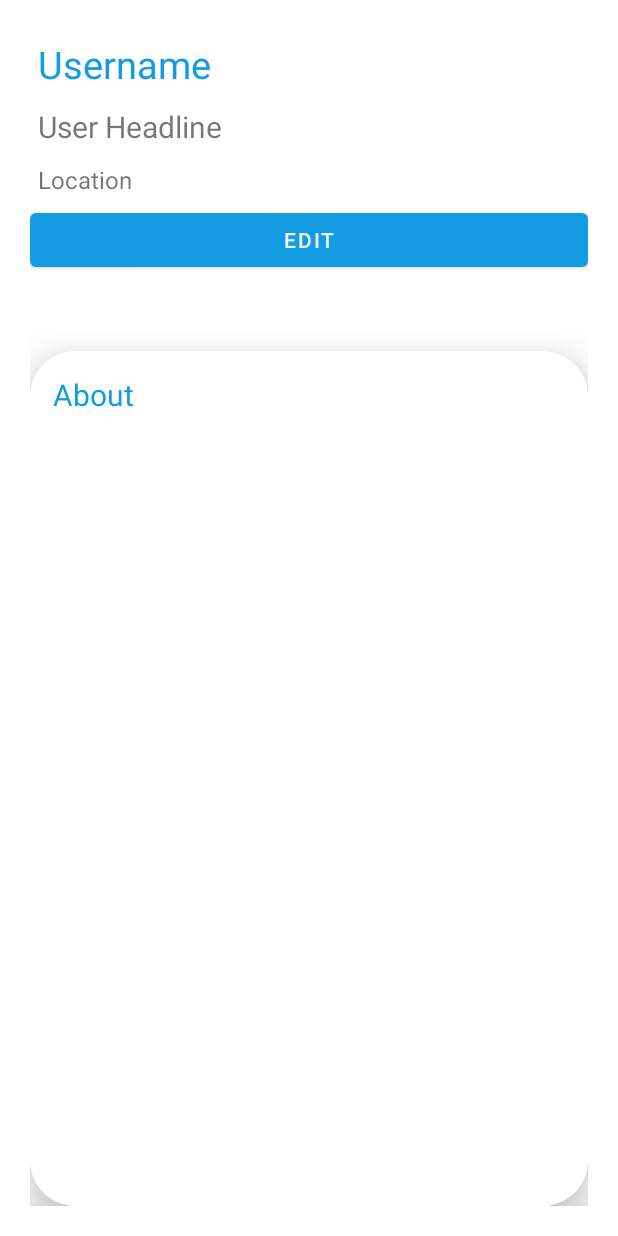
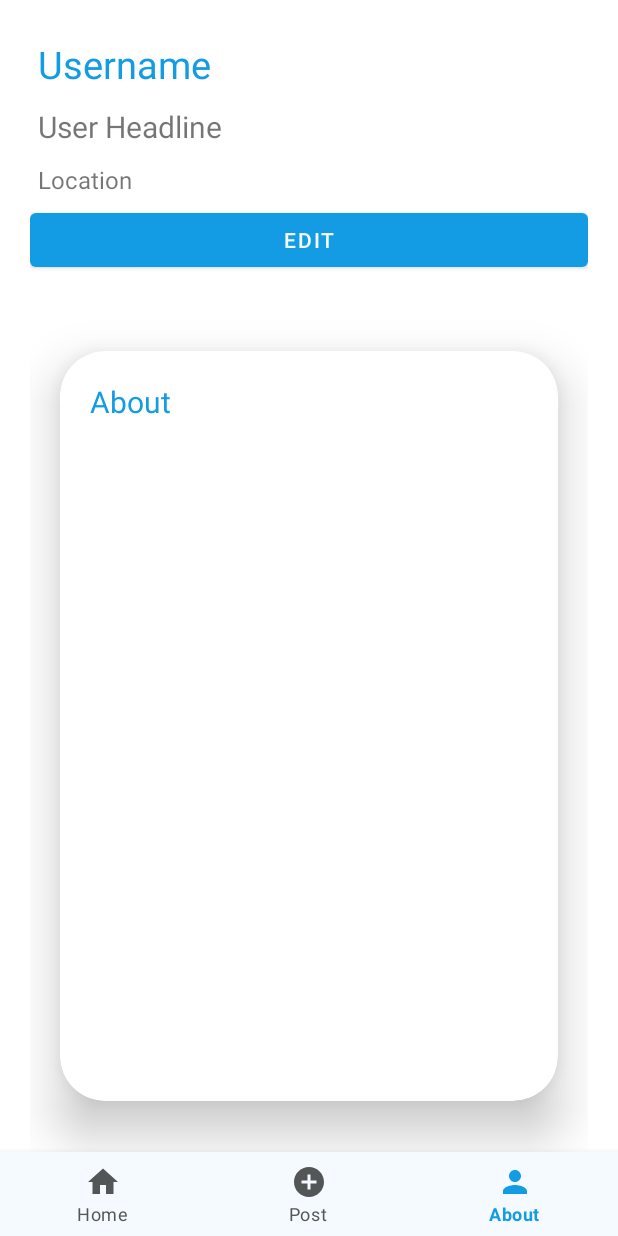
Before and after one commit to MarilynHb/JobReady, an Android app: the ProfileActivity screen opened directly, with no data from a screen before it, on a phone screen of 412 x 824 dp. Run offline under Robolectric (Android 15) with nearby library versions, the phone set to English and light mode, and no system bars; our stand-ins replace Volley; network calls fail.

Commit message:
add new post module

```diff
--- a/app/src/main/AndroidManifest.xml
+++ b/app/src/main/AndroidManifest.xml
@@ -28,6 +28,7 @@
         <activity android:name=".Registration2Activity" />
         <activity android:name=".Registration3Activity" />
         <activity android:name=".ProfileActivity" />
+        <activity android:name=".NewPostActivity"/>
     </application>
 
 </manifest>
--- /dev/null
+++ b/app/src/main/res/drawable/ic_add.xml
@@ -0,0 +1,5 @@
+<vector android:height="24dp" android:tint="#000000"
+    android:viewportHeight="24" android:viewportWidth="24"
+    android:width="24dp" xmlns:android="http://schemas.android.com/apk/res/android">
+    <path android:fillColor="@android:color/white" android:pathData="M12,2C6.48,2 2,6.48 2,12s4.48,10 10,10 10,-4.48 10,-10S17.52,2 12,2zM17,13h-4v4h-2v-4L7,13v-2h4L11,7h2v4h4v2z"/>
+</vector>
--- /dev/null
+++ b/app/src/main/res/drawable/ic_home.xml
@@ -0,0 +1,5 @@
+<vector android:height="24dp" android:tint="#000000"
+    android:viewportHeight="24" android:viewportWidth="24"
+    android:width="24dp" xmlns:android="http://schemas.android.com/apk/res/android">
+    <path android:fillColor="@android:color/white" android:pathData="M10,20v-6h4v6h5v-8h3L12,3 2,12h3v8z"/>
+</vector>
--- /dev/null
+++ b/app/src/main/res/drawable/selector.xml
@@ -0,0 +1,9 @@
+<?xml version="1.0" encoding="utf-8"?>
+<selector xmlns:android="http://schemas.android.com/apk/res/android">
+    <item
+        android:state_selected="true"
+        android:color="@color/celestial_blue"/>
+    <item
+        android:state_selected="false"
+        android:color="@color/davy_gray"/>
+</selector>
--- a/app/src/main/res/layout/activity_profile.xml
+++ b/app/src/main/res/layout/activity_profile.xml
@@ -1,15 +1,19 @@
 <?xml version="1.0" encoding="utf-8"?>
-<LinearLayout
+<RelativeLayout
     xmlns:android="http://schemas.android.com/apk/res/android"
     xmlns:app="http://schemas.android.com/apk/res-auto"
     xmlns:tools="http://schemas.android.com/tools"
     android:layout_width="match_parent"
     android:layout_height="match_parent"
     android:gravity="center"
-    android:orientation="vertical"
-    android:padding="20dp"
+
     tools:context=".ProfileActivity">
 
+    <LinearLayout
+        android:layout_width="match_parent"
+        android:layout_height="match_parent"
+        android:orientation="vertical"
+        android:padding="20dp">
         <TextView
             android:layout_width="match_parent"
             android:layout_height="wrap_content"
@@ -42,7 +46,9 @@
             android:layout_width="match_parent"
             android:layout_height="match_parent"
             app:cardCornerRadius="30dp"
+            android:layout_marginBottom="70dp"
             android:layout_marginTop="50dp"
+            android:layout_marginHorizontal="20dp"
             app:cardElevation="20dp"
             android:background="@drawable/custom_edit_text">
 
@@ -54,7 +60,7 @@
             <TextView
                 android:layout_width="match_parent"
                 android:layout_height="wrap_content"
-                android:padding="15dp"
+                android:padding="20dp"
                 android:text="About"
                 android:textSize="20dp"
                 android:textColor="@color/celestial_blue"/>
@@ -68,4 +74,14 @@
                 android:id="@+id/profileAbout"/>
             </LinearLayout>
         </androidx.cardview.widget.CardView>
- </LinearLayout>
+    </LinearLayout>
+    <com.google.android.material.bottomnavigation.BottomNavigationView
+        android:layout_width="match_parent"
+        android:layout_height="wrap_content"
+        android:id="@+id/bottom_navigation"
+        app:itemBackground="@color/alice_blue"
+        app:itemTextColor="@drawable/selector"
+        app:itemIconTint="@drawable/selector"
+        app:menu="@menu/menu_navigation"
+        android:layout_alignParentBottom="true"/>
+ </RelativeLayout>
--- /dev/null
+++ b/app/src/main/res/menu/menu_navigation.xml
@@ -0,0 +1,18 @@
+<?xml version="1.0" encoding="utf-8"?>
+<menu xmlns:android="http://schemas.android.com/apk/res/android">
+
+    <item
+        android:id="@+id/home"
+        android:title="Home"
+        android:icon="@drawable/ic_home"/>
+
+    <item
+        android:id="@+id/newPost"
+        android:title="Post"
+        android:icon="@drawable/ic_add"/>
+
+    <item
+        android:id="@+id/about"
+        android:title="About"
+        android:icon="@drawable/ic_baseline_person_24"/>
+</menu>
```
Also changed, not shown: app/src/main/java/com/example/jobready/NewPostActivity.java (added, +129 -0 lines), app/src/main/java/com/example/jobready/ProfileActivity.java (+29 -0 lines), app/src/main/res/drawable/custom_border.xml (added, +9 -0 lines), app/src/main/res/layout/activity_new_post.xml (added, +72 -0 lines).
